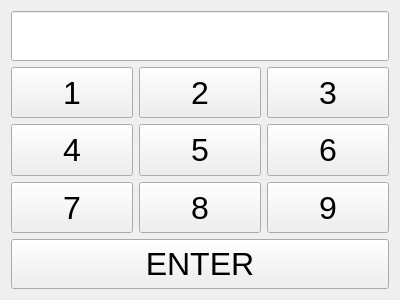
Old version of the form pond_client/pin.ui in the repository Josh-Larson/P.O.N.D.S.
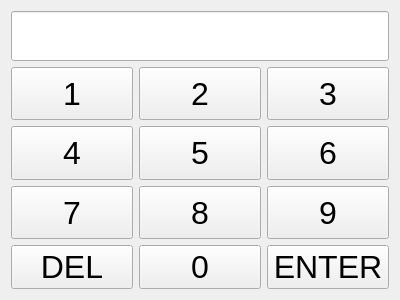
New version of the form.

Commit message: Added 0 on Pin Pad

```diff
--- a/pond_client/pin.ui
+++ b/pond_client/pin.ui
@@ -182,23 +182,29 @@
     </layout>
    </item>
    <item>
+    <layout class="QHBoxLayout" name="horizontalLayout_4">
+     <item>
+      <widget class="QPushButton" name="back">
+       <property name="text">
+        <string>DEL</string>
+       </property>
+      </widget>
+     </item>
+     <item>
+      <widget class="QPushButton" name="but0">
+       <property name="text">
+        <string>0</string>
+       </property>
+      </widget>
+     </item>
+     <item>
     <widget class="QPushButton" name="enter">
-     <property name="sizePolicy">
-      <sizepolicy hsizetype="Expanding" vsizetype="Fixed">
-       <horstretch>0</horstretch>
-       <verstretch>0</verstretch>
-      </sizepolicy>
-     </property>
-     <property name="minimumSize">
-      <size>
-       <width>0</width>
-       <height>50</height>
-      </size>
-     </property>
      <property name="text">
       <string>ENTER</string>
      </property>
     </widget>
+     </item>
+    </layout>
    </item>
   </layout>
  </widget>
```
Lines whose indentation alone changed are shown as unchanged. The commit also changes 2 other files.
